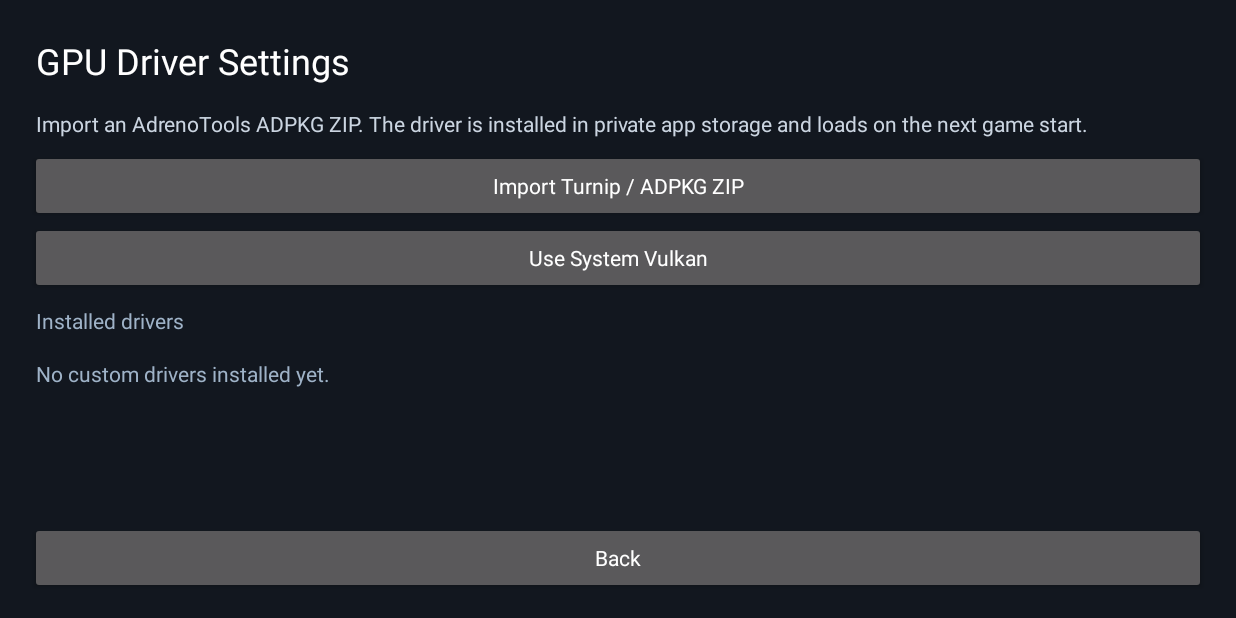
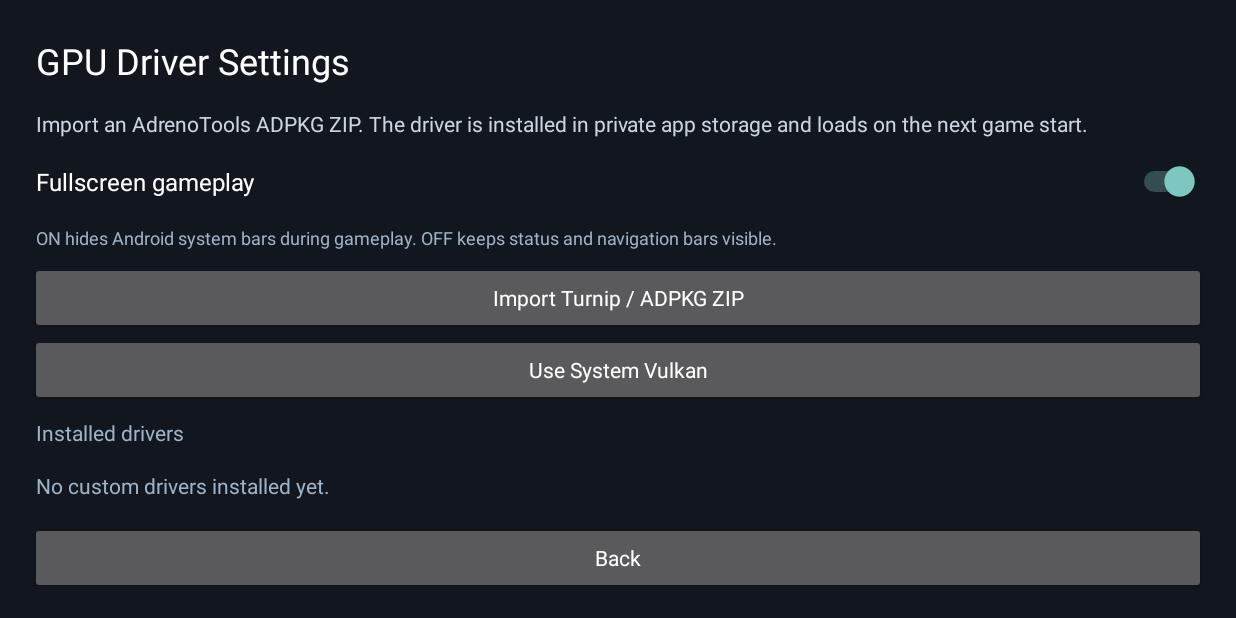
Before and after one commit to Ravi9733/FivePocket, an Android app: the GpuDriverActivity screen opened directly, with no data from a screen before it, on a phone screen of 824 x 412 dp (held sideways). Run offline under Robolectric (Android 15) with nearby library versions, the phone set to English and light mode, and no system bars.

Commit message:
Add persistent fullscreen gameplay toggle to GPU driver settings

```diff
--- a/android/app/src/main/java/dev/recompbootstrap/smoke/GpuDriverActivity.java
+++ b/android/app/src/main/java/dev/recompbootstrap/smoke/GpuDriverActivity.java
@@ -21,6 +21,16 @@ public final class GpuDriverActivity extends Activity {
         LinearLayout page=new LinearLayout(this);page.setOrientation(1);page.setPadding(dp(20),dp(16),dp(20),dp(16));page.setBackgroundColor(0xFF12171F);
         page.addView(label("GPU Driver Settings",24,Color.WHITE));
         page.addView(label("Import an AdrenoTools ADPKG ZIP. The driver is installed in private app storage and loads on the next game start.",14,0xFFCBD5E1));
+        Switch fullscreen = new Switch(this);
+        fullscreen.setText("Fullscreen gameplay");
+        fullscreen.setTextColor(Color.WHITE);
+        fullscreen.setTextSize(16);
+        fullscreen.setPadding(dp(4), dp(10), dp(4), dp(10));
+        fullscreen.setChecked(getSharedPreferences("display_options", MODE_PRIVATE).getBoolean("fullscreen", true));
+        fullscreen.setOnCheckedChangeListener((view, enabled) ->
+                getSharedPreferences("display_options", MODE_PRIVATE).edit().putBoolean("fullscreen", enabled).apply());
+        page.addView(fullscreen);
+        page.addView(label("ON hides Android system bars during gameplay. OFF keeps status and navigation bars visible.",12,0xFF9FB3C8));
         page.addView(button("Import Turnip / ADPKG ZIP",this::pick));
         page.addView(button("Use System Vulkan",this::system));
         status=label("Installed drivers",14,0xFF9FB3C8);page.addView(status);
```
